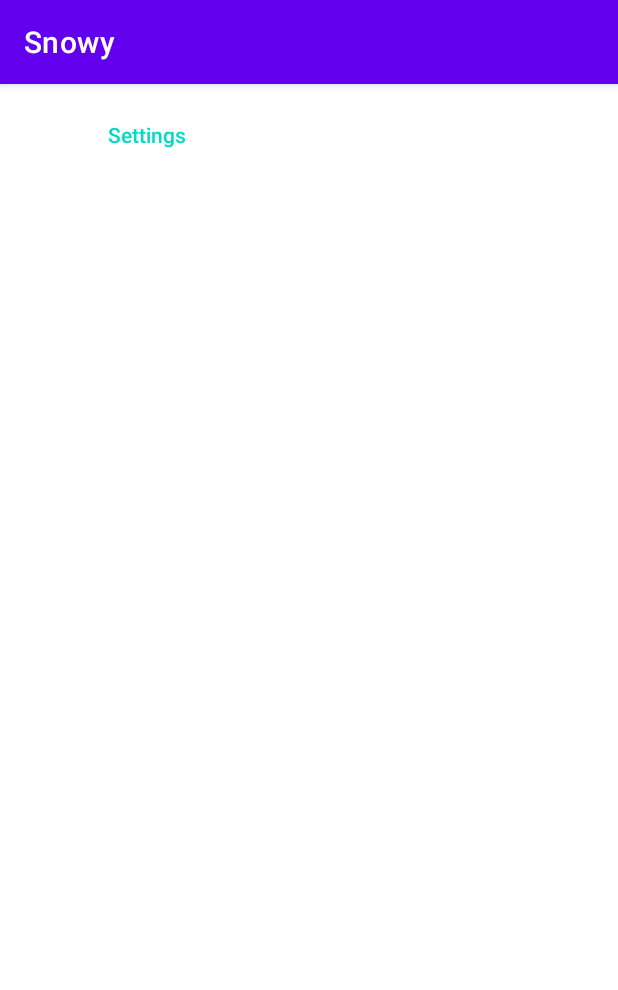
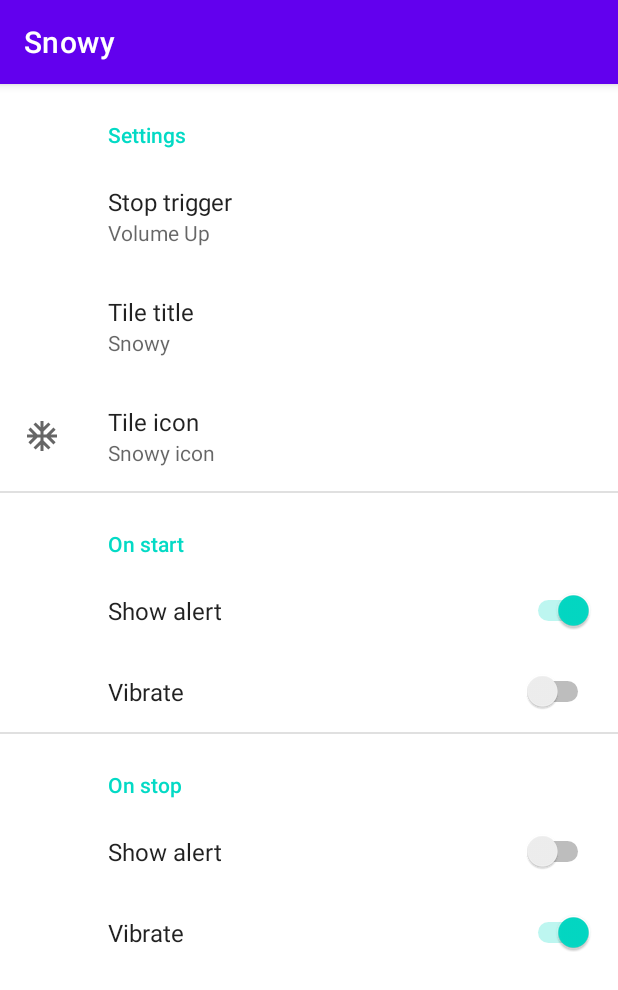
Before and after one commit to nmelihsensoy/snowy, an Android app: the screen it shows after launch (SettingsActivity), on a phone screen of 412 x 824 dp. Shown: the top 990 px of the screen. Run offline under Robolectric (Android 15) with nearby library versions, the phone set to English and light mode, and no system bars; our stand-ins replace androidx.preference.

Commit message:
added settings page and tile

```diff
--- a/app/src/main/java/com/nmelihsensoy/snowy/SettingsActivity.kt
+++ b/app/src/main/java/com/nmelihsensoy/snowy/SettingsActivity.kt
@@ -1,8 +1,13 @@
 package com.nmelihsensoy.snowy
 
+import android.content.SharedPreferences
 import android.os.Bundle
+import android.widget.Toast
 import androidx.appcompat.app.AppCompatActivity
+import androidx.preference.ListPreference
+import androidx.preference.Preference
 import androidx.preference.PreferenceFragmentCompat
+import androidx.preference.PreferenceManager
 
 class SettingsActivity : AppCompatActivity() {
 
@@ -19,8 +24,35 @@ class SettingsActivity : AppCompatActivity() {
     }
 
     class SettingsFragment : PreferenceFragmentCompat() {
+
+        lateinit var prefs: SharedPreferences
+
         override fun onCreatePreferences(savedInstanceState: Bundle?, rootKey: String?) {
             setPreferencesFromResource(R.xml.root_preferences, rootKey)
+            prefs = PreferenceManager.getDefaultSharedPreferences(this.requireContext())
         }
+
+        private var listener: SharedPreferences.OnSharedPreferenceChangeListener =
+            SharedPreferences.OnSharedPreferenceChangeListener { _, key ->
+                when (key) {
+                    "tile_icon" ->{
+                        Toast.makeText(this.context, "icon changed", Toast.LENGTH_SHORT).show()
+                    }
+                    "tile_title" ->{
+
+                    }
+                }
+            }
+
+        override fun onResume() {
+            super.onResume()
+            prefs.registerOnSharedPreferenceChangeListener(listener)
+        }
+
+        override fun onPause() {
+            super.onPause()
+            prefs.unregisterOnSharedPreferenceChangeListener(listener)
+        }
+
     }
 }
--- a/app/src/main/java/com/nmelihsensoy/snowy/SnowyTileService.kt
+++ b/app/src/main/java/com/nmelihsensoy/snowy/SnowyTileService.kt
@@ -1,6 +1,7 @@
 package com.nmelihsensoy.snowy
 
 import android.service.quicksettings.TileService
+import androidx.preference.PreferenceManager
 
 class SnowyTileService : TileService() {
 
--- a/app/src/main/res/values/arrays.xml
+++ b/app/src/main/res/values/arrays.xml
@@ -1,2 +1,34 @@
 <resources>
+    <string-array name="stop_trigger_entries">
+        <item>Volume Down</item>
+        <item>Volume Up</item>
+    </string-array>
+
+    <string-array name="stop_trigger_values">
+        <item>v_dwn</item>
+        <item>v_up</item>
+    </string-array>
+
+    <string-array name="tile_icon_entries">
+        <item>Snowy icon</item>
+        <item>Snowy icon alternate</item>
+        <item>Native like 1</item>
+        <item>Native like 2</item>
+        <item>Native like 3</item>
+        <item>Native like 4</item>
+        <item>Native like 5</item>
+        <item>Native like 6</item>
+    </string-array>
+
+    <string-array name="tile_icon_values">
+        <item>ic_baseline_ac_unit_24</item>
+        <item>ic_snowflake_solid</item>
+        <item>ic_baseline_app_blocking_24</item>
+        <item>ic_baseline_do_not_touch_24</item>
+        <item>ic_baseline_phonelink_erase_24</item>
+        <item>ic_baseline_phonelink_lock_24</item>
+        <item>ic_baseline_screen_lock_portrait_24</item>
+        <item>ic_baseline_screen_lock_rotation_24</item>
+    </string-array>
+
 </resources>
--- a/app/src/main/res/values/strings.xml
+++ b/app/src/main/res/values/strings.xml
@@ -3,4 +3,11 @@
     <!-- Settings Activity Title -->
     <string name="title_activity_settings">SettingsActivity</string>
     <string name="settings_header">Settings</string>
+    <string name="stop_trigger_title">Stop trigger</string>
+    <string name="tile_icon_title">Tile icon</string>
+    <string name="tile_title_title">Tile title</string>
+    <string name="onstart_header">On start</string>
+    <string name="onstop_header">On stop</string>
+    <string name="alert_title">Show alert</string>
+    <string name="vibrate_title">Vibrate</string>
 </resources>
--- a/app/src/main/res/xml/root_preferences.xml
+++ b/app/src/main/res/xml/root_preferences.xml
@@ -1,7 +1,52 @@
-<PreferenceScreen xmlns:app="http://schemas.android.com/apk/res-auto">
+<PreferenceScreen xmlns:android="http://schemas.android.com/apk/res/android"
+    xmlns:app="http://schemas.android.com/apk/res-auto">
 
     <PreferenceCategory
         app:title="@string/settings_header">
     </PreferenceCategory>
+    <ListPreference
+        app:defaultValue="v_up"
+        app:entries="@array/stop_trigger_entries"
+        app:entryValues="@array/stop_trigger_values"
+        app:key="stop_trigger"
+        app:useSimpleSummaryProvider="true"
+        app:title="@string/stop_trigger_title" />
+    <EditTextPreference
+        app:defaultValue="@string/app_name"
+        app:key="tile_title"
+        android:selectAllOnFocus="true"
+        app:singleLine="true"
+        app:useSimpleSummaryProvider="true"
+        app:title="@string/tile_title_title" />
+    <ListPreference
+        app:defaultValue="ic_baseline_ac_unit_24"
+        app:entries="@array/tile_icon_entries"
+        app:entryValues="@array/tile_icon_values"
+        app:key="tile_icon"
+        app:useSimpleSummaryProvider="true"
+        app:icon="@drawable/ic_baseline_ac_unit_24"
+        app:title="@string/tile_icon_title" />
+    <PreferenceCategory app:title="@string/onstart_header">
+
+    </PreferenceCategory>
+    <SwitchPreference
+        app:defaultValue="true"
+        app:key="onstart_alert"
+        app:title="@string/alert_title" />
+    <SwitchPreference
+        app:defaultValue="false"
+        app:key="onstart_vibrate"
+        app:title="@string/vibrate_title" />
+    <PreferenceCategory app:title="@string/onstop_header">
+
+    </PreferenceCategory>
+    <SwitchPreference
+        app:defaultValue="false"
+        app:key="onstop_alert"
+        app:title="@string/alert_title" />
+    <SwitchPreference
+        app:defaultValue="true"
+        app:key="onstop_vibrate"
+        app:title="@string/vibrate_title" />
 
 </PreferenceScreen>
```
